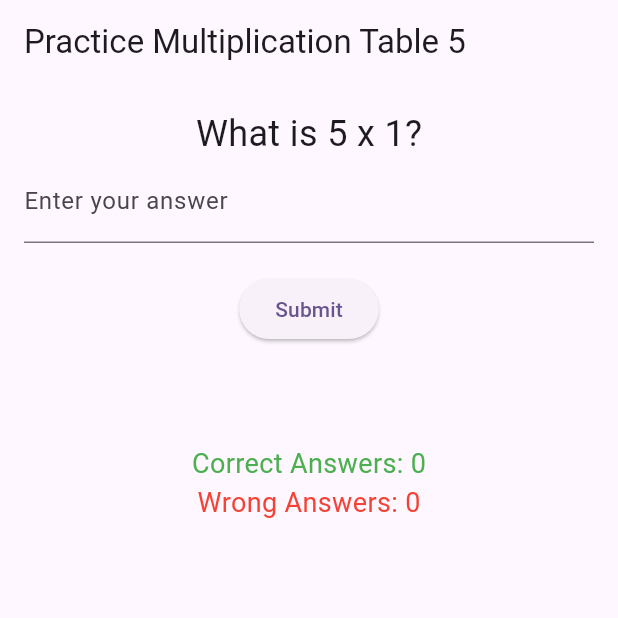
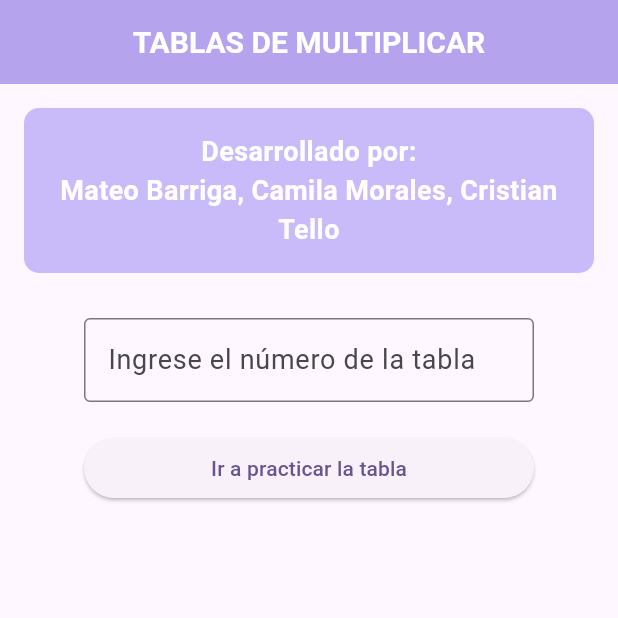
Before and after one commit to TelloCristian98/multiply-table, a Flutter app: the screen it shows after launch, on a phone screen of 412 x 824 dp, the top half of it. Run offline on Flutter 3.47's test engine with Material 3 defaults, Android fonts, the light colour scheme and no system bars; Roboto replaces fonts that are missing (CustomFont).

Commit message:
Pantalla Principal y Practica ok

```diff
--- /dev/null
+++ b/lib/Screens/MainScreen.dart
@@ -0,0 +1,124 @@
+import 'package:flutter/material.dart';
+import 'package:multiply_tables/Screens/PracticeScreen.dart';
+
+class Mainscreen extends StatefulWidget {
+  const Mainscreen({super.key});
+
+  @override
+  State<Mainscreen> createState() => _MainscreenState();
+}
+
+class _MainscreenState extends State<Mainscreen> {
+  final TextEditingController _tableNumberController = TextEditingController();
+  int? _tableNumber;
+
+  @override
+  void initState() {
+    super.initState();
+    _tableNumberController.addListener(_updateTableNumber);
+  }
+
+  @override
+  void dispose() {
+    _tableNumberController.removeListener(_updateTableNumber);
+    _tableNumberController.dispose();
+    super.dispose();
+  }
+
+  void _updateTableNumber() {
+    setState(() {
+      _tableNumber = int.tryParse(_tableNumberController.text);
+    });
+  }
+
+  @override
+  Widget build(BuildContext context) {
+    return Scaffold(
+      appBar: AppBar(
+        title: Text("TABLAS DE MULTIPLICAR"),
+        backgroundColor: Color.fromARGB(255, 181, 164, 237),
+        centerTitle: true,
+        titleTextStyle: TextStyle(
+          fontFamily: 'CustomFont',
+          fontSize: 20,
+          fontWeight: FontWeight.bold,
+        ),
+      ),
+      body: Padding(
+        padding: const EdgeInsets.all(16.0),
+        child: Column(
+          crossAxisAlignment: CrossAxisAlignment.stretch,
+          children: [
+            Center(
+              child: Container(
+                width: 500, // Ancho específico del Container
+                padding: const EdgeInsets.all(16.0),
+                margin: const EdgeInsets.only(bottom: 10.0),
+                decoration: BoxDecoration(
+                  color: Color.fromARGB(255, 201, 186, 250),
+                  borderRadius: BorderRadius.circular(10),
+                ),
+                child: Text(
+                  'Desarrollado por:\nMateo Barriga, Camila Morales, Cristian Tello',
+                  style: TextStyle(
+                    fontSize: 18,
+                    fontWeight: FontWeight.bold,
+                    color: Colors.white,
+                  ),
+                  textAlign: TextAlign.center,
+                ),
+              ),
+            ),
+            SizedBox(height: 20),
+            Center(
+              child: Container(
+                width: 300, // Ancho específico del campo de texto
+                child: TextField(
+                  controller: _tableNumberController,
+                  keyboardType: TextInputType.number,
+                  decoration: InputDecoration(
+                    labelText: 'Ingrese el número de la tabla',
+                    labelStyle: TextStyle(
+                      fontSize: 18,
+                    ),
+                    border: OutlineInputBorder(),
+                    focusedBorder: OutlineInputBorder(
+                      borderSide: BorderSide(color: Color.fromARGB(255, 181, 164, 237)),
+                    ),
+                  ),
+                ),
+              ),
+            ),
+            SizedBox(height: 20),
+            Center(
+              child: Container(
+                width: 300, // Ancho específico del botón
+                child: ElevatedButton(
+                  onPressed: () {
+                    if (_tableNumber != null) {
+                      // Conexión de pantallas
+                      Navigator.push(
+                        context,
+                        MaterialPageRoute(
+                          builder: (context) => PracticeScreen(tableNumber: _tableNumber!),
+                        ),
+                      );
+                    } else {
+                      // Validación de número válido
+                      ScaffoldMessenger.of(context).showSnackBar(
+                        const SnackBar(content: Text('Por favor, ingrese un número válido')),
+                      );
+                    }
+                  },
+                  child: Text(_tableNumber != null
+                      ? "Ir a practicar la tabla del $_tableNumber"
+                      : "Ir a practicar la tabla"),
+                ),
+              ),
+            ),
+          ],
+        ),
+      ),
+    );
+  }
+}
--- a/lib/main.dart
+++ b/lib/main.dart
@@ -1,5 +1,5 @@
 import 'package:flutter/material.dart';
-import 'Screens/PracticeScreen.dart';
+import 'package:multiply_tables/Screens/MainScreen.dart';
 
 void main() {
   runApp(const MyApp());
@@ -12,12 +12,14 @@
   @override
   Widget build(BuildContext context) {
     return MaterialApp(
+      //QUITAR EL DUBUG
+      debugShowCheckedModeBanner: false,
       title: 'Flutter Demo',
       theme: ThemeData(
         colorScheme: ColorScheme.fromSeed(seedColor: Colors.deepPurple),
         useMaterial3: true,
       ),
-      home: PracticeScreen(tableNumber: tableNumber),
+      home: Mainscreen(),
     );
   }
 }
```
Also changed, not shown: lib/Screens/PracticeScreen.dart (+31 -6 lines).
